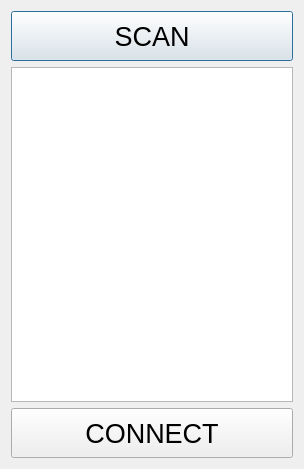
This is data_visualization_app/BluetoothScanner.ui in WatchDog-156/ARES-minisumo-robot as Qt 5 draws it before an edit. The edited form follows.
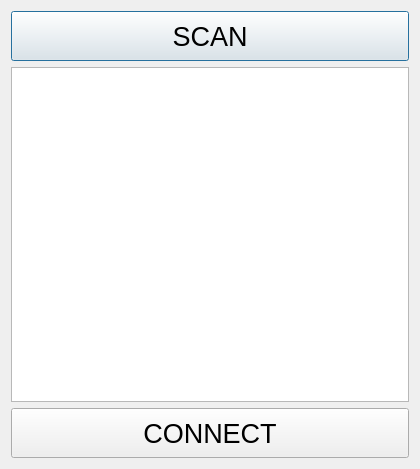
This is the edited form.

Diff of the .ui file:
```diff
--- a/data_visualization_app/BluetoothScanner.ui
+++ b/data_visualization_app/BluetoothScanner.ui
@@ -6,7 +6,7 @@
    <rect>
     <x>0</x>
     <y>0</y>
-    <width>304</width>
+    <width>420</width>
     <height>469</height>
    </rect>
   </property>
```
